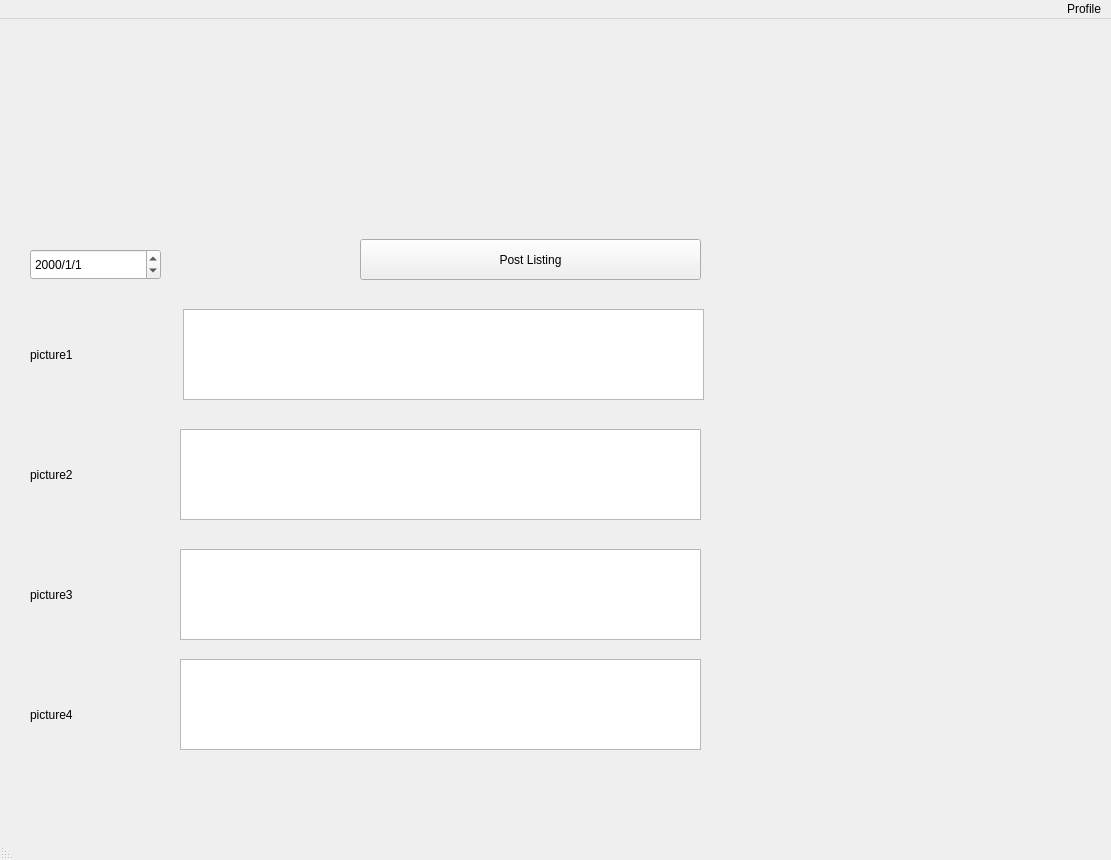
This is listings_page.ui in JCMerlino/Hackathon as Qt 5 draws it before an edit. The edited form follows.
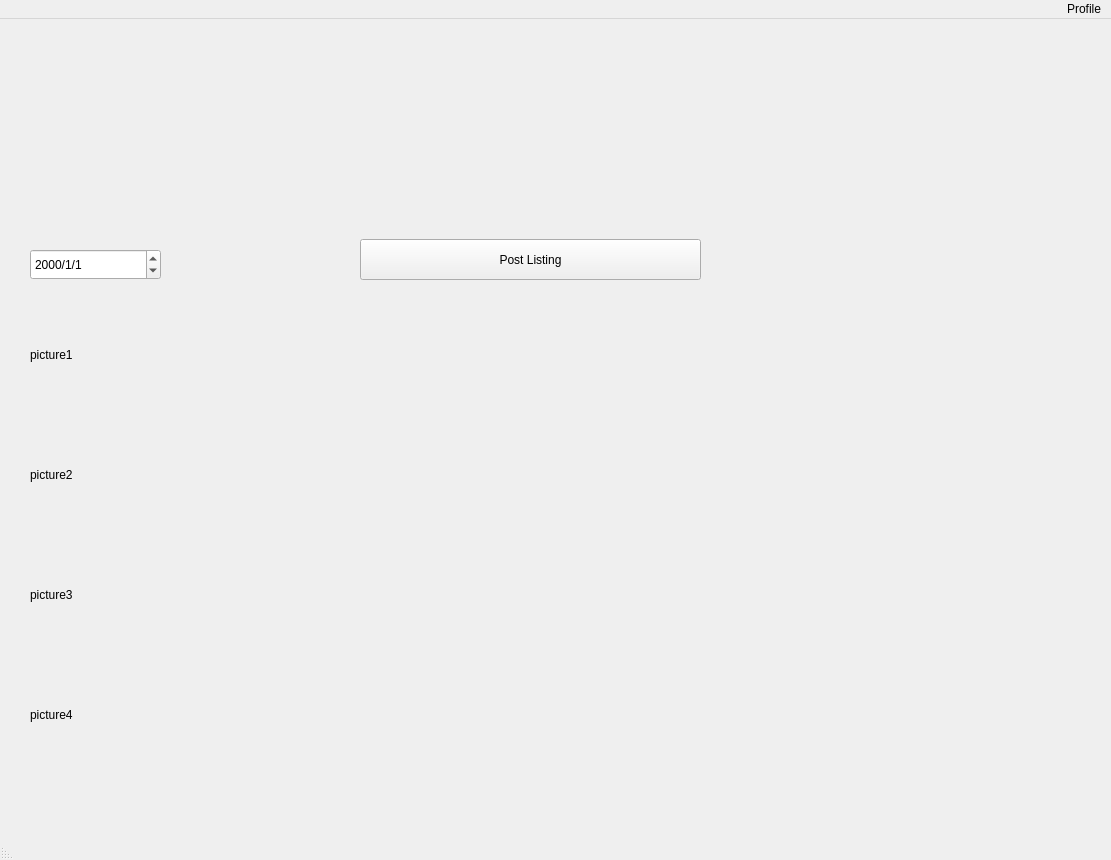
This is the edited form. Icons and pictures are not drawn.

Diff of the .ui file:
```diff
--- a/listings_page.ui
+++ b/listings_page.ui
@@ -117,45 +117,57 @@
      <string>picture4</string>
     </property>
    </widget>
-   <widget class="QPlainTextEdit" name="plainTextEdit">
+   <widget class="QLabel" name="label_6">
     <property name="geometry">
      <rect>
-      <x>183</x>
+      <x>190</x>
       <y>290</y>
-      <width>521</width>
+      <width>511</width>
       <height>91</height>
      </rect>
     </property>
+    <property name="text">
+     <string/>
+    </property>
    </widget>
-   <widget class="QPlainTextEdit" name="plainTextEdit_2">
+   <widget class="QLabel" name="label_7">
     <property name="geometry">
      <rect>
-      <x>180</x>
+      <x>190</x>
       <y>410</y>
-      <width>521</width>
+      <width>511</width>
       <height>91</height>
      </rect>
     </property>
+    <property name="text">
+     <string/>
+    </property>
    </widget>
-   <widget class="QPlainTextEdit" name="plainTextEdit_3">
+   <widget class="QLabel" name="label_8">
     <property name="geometry">
      <rect>
-      <x>180</x>
+      <x>190</x>
       <y>530</y>
-      <width>521</width>
+      <width>511</width>
       <height>91</height>
      </rect>
     </property>
+    <property name="text">
+     <string/>
+    </property>
    </widget>
-   <widget class="QPlainTextEdit" name="plainTextEdit_4">
+   <widget class="QLabel" name="label_9">
     <property name="geometry">
      <rect>
-      <x>180</x>
-      <y>640</y>
-      <width>521</width>
+      <x>190</x>
+      <y>650</y>
+      <width>511</width>
       <height>91</height>
      </rect>
     </property>
+    <property name="text">
+     <string/>
+    </property>
    </widget>
   </widget>
   <widget class="QMenuBar" name="menubar">
```
